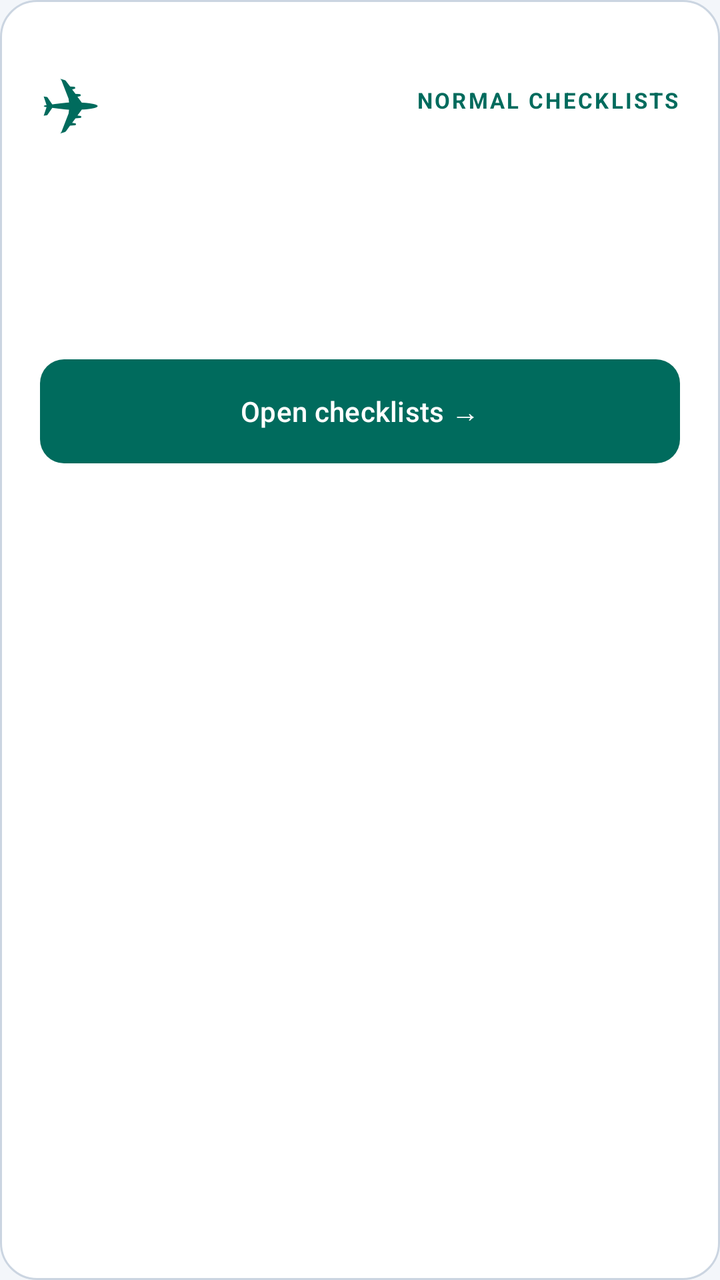
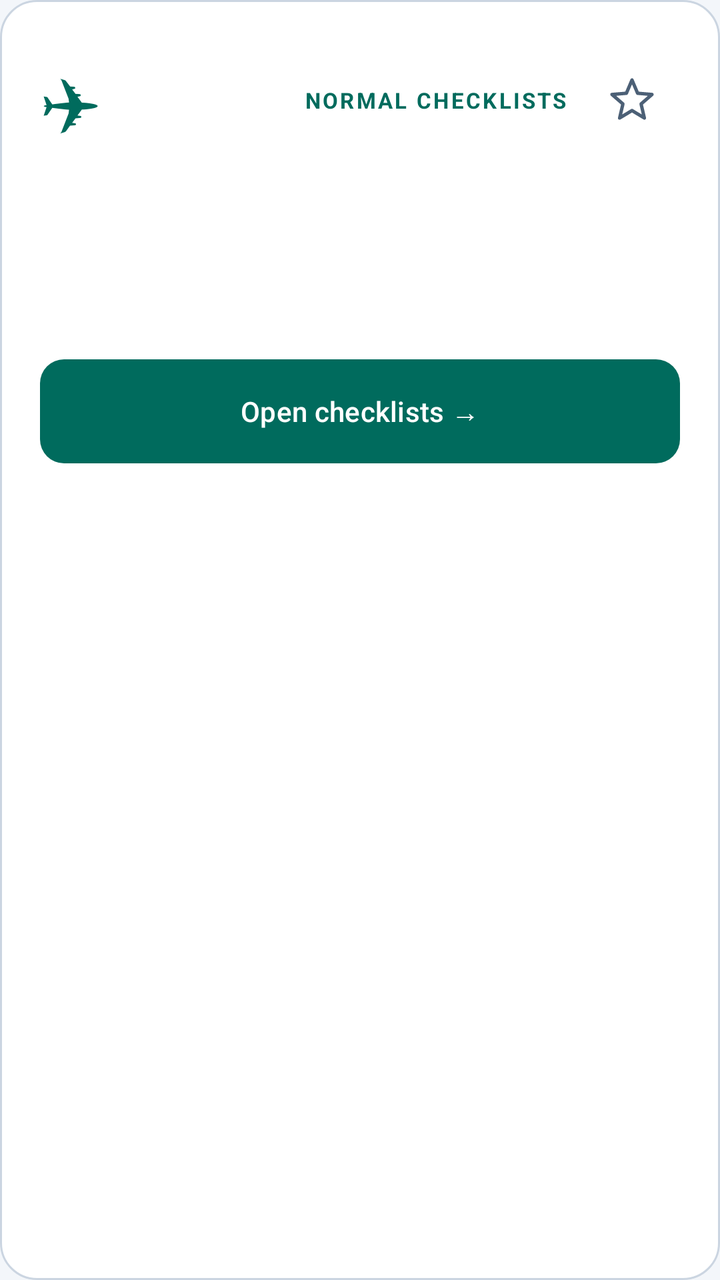

Compare the two renders of this Android layout. The source of the first and the diff that turns it into the second are given below.
<!-- AndroidManifest.xml: application theme Theme.Electricalchecklist -->
<!-- res/layout/row_aircraft.xml -->
<?xml version="1.0" ?>
<LinearLayout xmlns:android="http://schemas.android.com/apk/res/android" android:layout_width="match_parent" android:layout_height="wrap_content" android:layout_marginTop="8dp" android:orientation="vertical" android:padding="20dp" android:background="@drawable/panel_background">
    <LinearLayout android:layout_width="match_parent" android:layout_height="60dp" android:gravity="center_vertical" android:orientation="horizontal">
        <TextView android:layout_width="0dp" android:layout_height="wrap_content" android:layout_weight="1" android:text="@string/aircraft_symbol" android:textSize="36sp" android:textColor="@color/accent" android:importantForAccessibility="no"/>
        <TextView android:layout_width="wrap_content" android:layout_height="wrap_content" android:text="@string/normal_checklists" android:textSize="11sp" android:textStyle="bold" android:letterSpacing="0.1" android:textColor="@color/accent"/>
    </LinearLayout>
    <TextView android:id="@+id/aircraft_name" android:layout_width="match_parent" android:layout_height="wrap_content" android:layout_marginTop="16dp" android:textSize="27sp" android:textStyle="bold" android:textColor="@color/ink"/>
    <TextView android:id="@+id/aircraft_description" style="@style/BodyText" android:layout_marginTop="8dp" android:textSize="13sp"/>
    <com.google.android.material.button.MaterialButton android:id="@+id/open_aircraft" style="@style/PrimaryAction" android:layout_marginTop="22dp" android:text="@string/open_checklists"/>
</LinearLayout>
<!-- resources referenced by this layout -->
<resources>
  <color name="accent">#006B5D</color>
  <color name="ink">#142135</color>
  <!-- drawable panel_background (drawable) -->
  <?xml version="1.0" ?>
  <selector xmlns:android="http://schemas.android.com/apk/res/android">
      <item android:state_selected="true">
          <shape>
              <solid android:color="@color/selected_panel"/>
              <stroke android:width="1dp" android:color="@color/selected_border"/>
              <corners android:radius="18dp"/>
          </shape>
      </item>
      <item>
          <shape>
              <solid android:color="@color/panel"/>
              <stroke android:width="1dp" android:color="@color/border"/>
              <corners android:radius="18dp"/>
          </shape>
      </item>
  </selector>
  <string name="aircraft_symbol" translatable="false">✈</string>
  <string name="normal_checklists">NORMAL CHECKLISTS</string>
  <string name="open_checklists">Open checklists  →</string>
  <style name="BodyText">
          <item name="android:layout_width">match_parent</item>
          <item name="android:layout_height">wrap_content</item>
          <item name="android:layout_marginTop">12dp</item>
          <item name="android:textSize">14sp</item>
          <item name="android:textColor">@color/muted</item>
          <item name="android:lineSpacingExtra">3dp</item>
      </style>
  <style name="PrimaryAction" parent="Widget.Material3.Button">
          <item name="android:layout_width">match_parent</item>
          <item name="android:layout_height">wrap_content</item>
          <item name="android:minHeight">52dp</item>
          <item name="android:textAllCaps">false</item>
          <item name="android:textSize">14sp</item>
          <item name="android:textColor">@color/on_accent</item>
          <item name="backgroundTint">@color/accent</item>
          <item name="cornerRadius">12dp</item>
          <item name="android:insetTop">0dp</item>
          <item name="android:insetBottom">0dp</item>
      </style>
  <style name="Theme.Electricalchecklist" parent="Base.Theme.Electricalchecklist" />
  <color name="selected_panel">#DDF3EC</color>
  <color name="selected_border">#36816D</color>
  <color name="panel">#FFFFFF</color>
  <color name="border">#CBD5E1</color>
  <color name="muted">#4C6076</color>
  <color name="on_accent">#FFFFFF</color>
  <style name="Base.Theme.Electricalchecklist" parent="Theme.Material3.DayNight.NoActionBar">
          <item name="colorPrimary">@color/accent</item>
          <item name="colorOnPrimary">@color/on_accent</item>
          <item name="colorSurface">@color/panel</item>
          <item name="colorOnSurface">@color/ink</item>
          <item name="android:windowLightStatusBar">true</item>
          <item name="android:windowLightNavigationBar">true</item>
          <item name="android:windowBackground">@color/app_background</item>
      </style>
  <color name="app_background">#F3F6FA</color>
</resources>

<!-- the commit's change to res/layout/row_aircraft.xml (unified diff, before → after) -->
@@ -1,8 +1,9 @@
 <?xml version="1.0" ?>
-<LinearLayout xmlns:android="http://schemas.android.com/apk/res/android" android:layout_width="match_parent" android:layout_height="wrap_content" android:layout_marginTop="8dp" android:orientation="vertical" android:padding="20dp" android:background="@drawable/panel_background">
+<LinearLayout xmlns:android="http://schemas.android.com/apk/res/android" xmlns:app="http://schemas.android.com/apk/res-auto" android:layout_width="match_parent" android:layout_height="wrap_content" android:layout_marginTop="8dp" android:orientation="vertical" android:padding="20dp" android:background="@drawable/panel_background">
     <LinearLayout android:layout_width="match_parent" android:layout_height="60dp" android:gravity="center_vertical" android:orientation="horizontal">
         <TextView android:layout_width="0dp" android:layout_height="wrap_content" android:layout_weight="1" android:text="@string/aircraft_symbol" android:textSize="36sp" android:textColor="@color/accent" android:importantForAccessibility="no"/>
         <TextView android:layout_width="wrap_content" android:layout_height="wrap_content" android:text="@string/normal_checklists" android:textSize="11sp" android:textStyle="bold" android:letterSpacing="0.1" android:textColor="@color/accent"/>
+        <androidx.appcompat.widget.AppCompatImageButton android:id="@+id/aircraft_favorite" android:layout_width="48dp" android:layout_height="48dp" android:layout_marginStart="8dp" android:padding="12dp" android:src="@drawable/ic_star_outline" app:tint="@color/muted" android:background="?attr/selectableItemBackgroundBorderless"/>
     </LinearLayout>
     <TextView android:id="@+id/aircraft_name" android:layout_width="match_parent" android:layout_height="wrap_content" android:layout_marginTop="16dp" android:textSize="27sp" android:textStyle="bold" android:textColor="@color/ink"/>
     <TextView android:id="@+id/aircraft_description" style="@style/BodyText" android:layout_marginTop="8dp" android:textSize="13sp"/>
<!-- resource entries referenced after the edit -->
@@ -49,6 +49,10 @@
   <color name="panel">#FFFFFF</color>
   <color name="border">#CBD5E1</color>
   <color name="muted">#4C6076</color>
+  <!-- drawable ic_star_outline (drawable) -->
+  <vector xmlns:android="http://schemas.android.com/apk/res/android" android:width="24dp" android:height="24dp" android:viewportWidth="24" android:viewportHeight="24">
+      <path android:fillColor="@android:color/transparent" android:strokeColor="#FF000000" android:strokeWidth="1.7" android:strokeLineJoin="round" android:pathData="M12,17.27L18.18,21l-1.64,-7.03L22,9.24l-7.19,-0.61L12,2l-2.81,6.63L2,9.24l5.46,4.73L5.82,21z"/>
+  </vector>
   <color name="on_accent">#FFFFFF</color>
   <style name="Base.Theme.Electricalchecklist" parent="Theme.Material3.DayNight.NoActionBar">
           <item name="colorPrimary">@color/accent</item>
@@ -58,7 +62,14 @@
           <item name="android:windowLightStatusBar">true</item>
           <item name="android:windowLightNavigationBar">true</item>
           <item name="android:windowBackground">@color/app_background</item>
+          <item name="android:windowAnimationStyle">@style/PageWindowAnimations</item>
       </style>
   <color name="app_background">#F3F6FA</color>
+  <style name="PageWindowAnimations" parent="@android:style/Animation.Activity">
+          <item name="android:activityOpenEnterAnimation">@anim/page_forward_enter</item>
+          <item name="android:activityOpenExitAnimation">@anim/page_forward_exit</item>
+          <item name="android:activityCloseEnterAnimation">@anim/page_back_enter</item>
+          <item name="android:activityCloseExitAnimation">@anim/page_back_exit</item>
+      </style>
 </resources>
 
